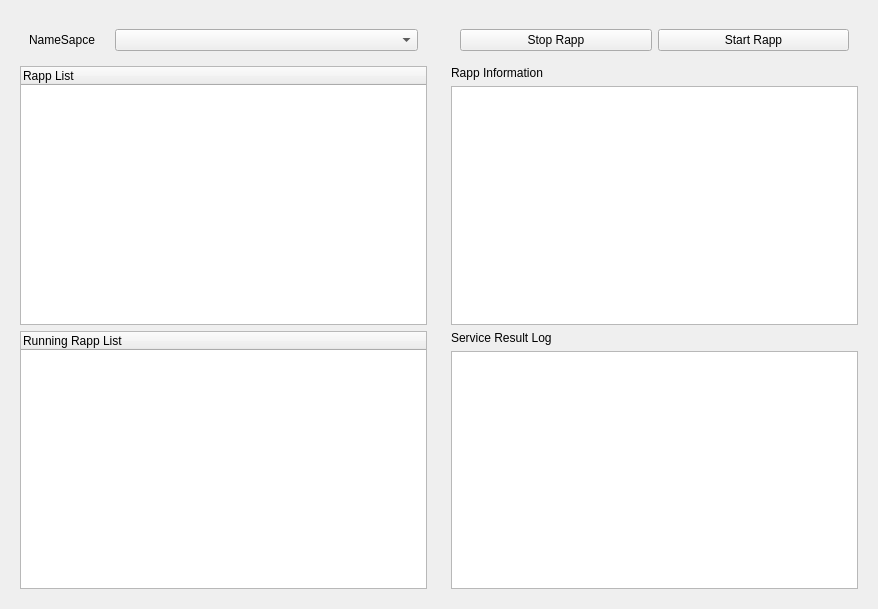
robotics-in-concert/rocon_qt_gui, file rocon_qt_app_manager/ui/qt_rapp_manager.ui: the form before one commit.
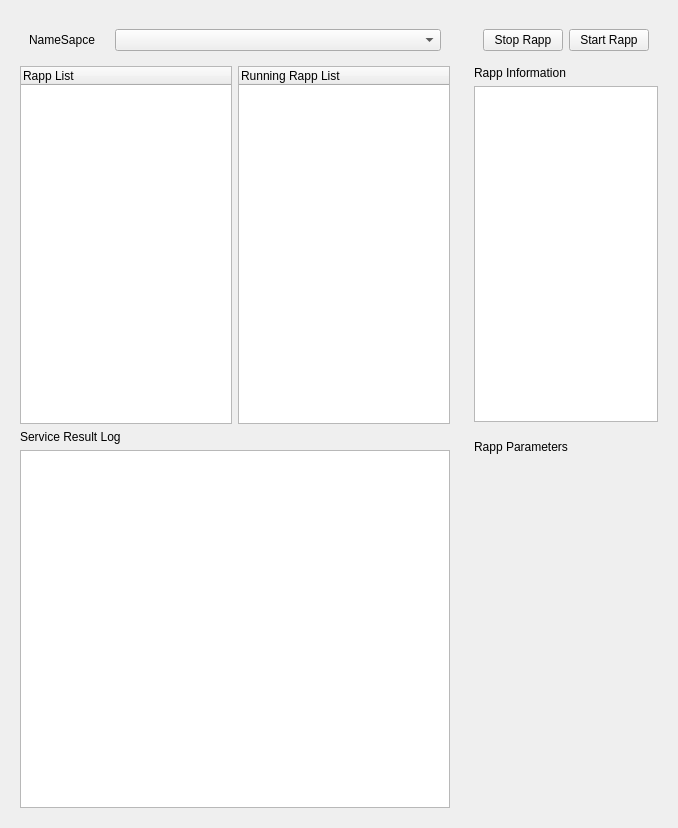
The form after the commit.

Commit message: now public parameters are configurable via qt app manager

```diff
--- a/rocon_qt_app_manager/ui/qt_rapp_manager.ui
+++ b/rocon_qt_app_manager/ui/qt_rapp_manager.ui
@@ -9,8 +9,8 @@
    <rect>
     <x>0</x>
     <y>0</y>
-    <width>878</width>
-    <height>609</height>
+    <width>678</width>
+    <height>828</height>
    </rect>
   </property>
   <property name="sizePolicy">
@@ -23,62 +23,6 @@
    <string>Rapp Manager</string>
   </property>
   <layout class="QGridLayout" name="gridLayout">
-   <item row="0" column="1">
-    <layout class="QVBoxLayout" name="verticalLayout">
-     <property name="margin">
-      <number>9</number>
-     </property>
-     <item>
-      <layout class="QGridLayout" name="gridLayout_2">
-       <property name="margin">
-        <number>9</number>
-       </property>
-       <item row="0" column="1">
-        <widget class="QPushButton" name="start_rapp_btn">
-         <property name="text">
-          <string>Start Rapp</string>
-         </property>
-        </widget>
-       </item>
-       <item row="0" column="0">
-        <widget class="QPushButton" name="stop_rapp_btn">
-         <property name="text">
-          <string>Stop Rapp</string>
-         </property>
-        </widget>
-       </item>
-      </layout>
-     </item>
-     <item>
-      <widget class="QLabel" name="label">
-       <property name="text">
-        <string>Rapp Information</string>
-       </property>
-      </widget>
-     </item>
-     <item>
-      <widget class="QPlainTextEdit" name="rapp_info_text">
-       <property name="readOnly">
-        <bool>true</bool>
-       </property>
-      </widget>
-     </item>
-     <item>
-      <widget class="QLabel" name="label_2">
-       <property name="text">
-        <string>Service Result Log</string>
-       </property>
-      </widget>
-     </item>
-     <item>
-      <widget class="QPlainTextEdit" name="service_result_text">
-       <property name="readOnly">
-        <bool>true</bool>
-       </property>
-      </widget>
-     </item>
-    </layout>
-   </item>
    <item row="0" column="0">
     <layout class="QVBoxLayout" name="verticalLayout_3">
      <property name="margin">
@@ -108,25 +52,129 @@
       </layout>
      </item>
      <item>
-      <widget class="QTreeWidget" name="rapp_tree_widget">
-       <column>
-        <property name="text">
-         <string>Rapp List</string>
-        </property>
-       </column>
+      <layout class="QHBoxLayout" name="horizontalLayout_3">
+       <property name="margin">
+        <number>0</number>
+       </property>
+       <item>
+        <widget class="QTreeWidget" name="rapp_tree_widget">
+         <column>
+          <property name="text">
+           <string>Rapp List</string>
+          </property>
+         </column>
+        </widget>
+       </item>
+       <item>
+        <widget class="QTreeWidget" name="running_rapp_tree_widget">
+         <column>
+          <property name="text">
+           <string>Running Rapp List</string>
+          </property>
+         </column>
+        </widget>
+       </item>
+      </layout>
+     </item>
+     <item>
+      <widget class="QLabel" name="label_2">
+       <property name="text">
+        <string>Service Result Log</string>
+       </property>
       </widget>
      </item>
      <item>
-      <widget class="QTreeWidget" name="running_rapp_tree_widget">
-       <column>
-        <property name="text">
-         <string>Running Rapp List</string>
-        </property>
-       </column>
+      <widget class="QPlainTextEdit" name="service_result_text">
+       <property name="readOnly">
+        <bool>true</bool>
+       </property>
       </widget>
      </item>
     </layout>
    </item>
+   <item row="0" column="1">
+    <layout class="QVBoxLayout" name="verticalLayout">
+     <property name="margin">
+      <number>9</number>
+     </property>
+     <item>
+      <layout class="QGridLayout" name="gridLayout_2">
+       <property name="margin">
+        <number>9</number>
+       </property>
+       <item row="0" column="1">
+        <widget class="QPushButton" name="start_rapp_btn">
+         <property name="text">
+          <string>Start Rapp</string>
+         </property>
+        </widget>
+       </item>
+       <item row="0" column="0">
+        <widget class="QPushButton" name="stop_rapp_btn">
+         <property name="text">
+          <string>Stop Rapp</string>
+         </property>
+        </widget>
+       </item>
+      </layout>
+     </item>
+     <item>
+      <layout class="QVBoxLayout" name="verticalLayout_5" stretch="0,0">
+       <property name="bottomMargin">
+        <number>12</number>
+       </property>
+       <item>
+        <widget class="QLabel" name="label">
+         <property name="text">
+          <string>Rapp Information</string>
+         </property>
+        </widget>
+       </item>
+       <item>
+        <widget class="QPlainTextEdit" name="rapp_info_text">
+         <property name="sizePolicy">
+          <sizepolicy hsizetype="Expanding" vsizetype="Expanding">
+           <horstretch>0</horstretch>
+           <verstretch>0</verstretch>
+          </sizepolicy>
+         </property>
+         <property name="readOnly">
+          <bool>true</bool>
+         </property>
+        </widget>
+       </item>
+      </layout>
+     </item>
+     <item>
+      <layout class="QVBoxLayout" name="verticalLayout_4">
+       <item>
+        <widget class="QLabel" name="label_4">
+         <property name="text">
+          <string>Rapp Parameters</string>
+         </property>
+        </widget>
+       </item>
+       <item>
+        <layout class="QVBoxLayout" name="rapp_parameter_layout">
+        </layout>
+       </item>
+       <item>
+        <spacer name="verticalSpacer">
+         <property name="orientation">
+          <enum>Qt::Vertical</enum>
+         </property>
+         <property name="sizeHint" stdset="0">
+          <size>
+           <width>20</width>
+           <height>40</height>
+          </size>
+         </property>
+        </spacer>
+       </item>
+      </layout>
+     </item>
+    </layout>
+   </item>
   </layout>
  </widget>
  <resources/>
```
The commit also changes 2 other files.
